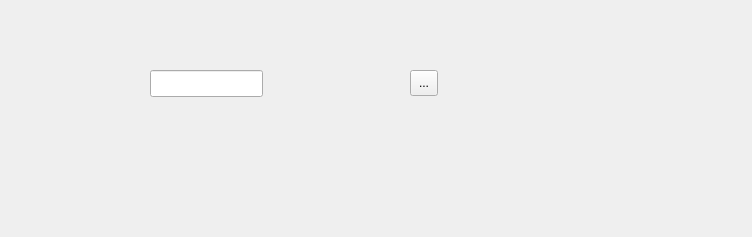
Old version of the form Component/downloadsoft.ui in the repository honoka-lover/NokaChat.
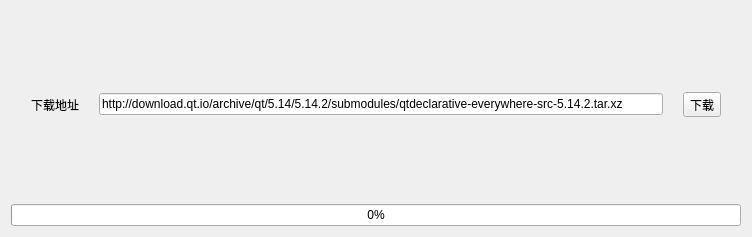
New version of the form.

Commit message: 添加多线程下载界面

The edit to the form file:
```diff
--- a/Component/downloadsoft.ui
+++ b/Component/downloadsoft.ui
@@ -13,29 +13,68 @@
   <property name="windowTitle">
    <string>Form</string>
   </property>
-  <widget class="QLineEdit" name="lineEdit">
-   <property name="geometry">
-    <rect>
-     <x>150</x>
-     <y>70</y>
-     <width>113</width>
-     <height>27</height>
-    </rect>
-   </property>
-  </widget>
-  <widget class="QToolButton" name="toolButton">
-   <property name="geometry">
-    <rect>
-     <x>410</x>
-     <y>70</y>
-     <width>28</width>
-     <height>26</height>
-    </rect>
-   </property>
-   <property name="text">
-    <string>...</string>
-   </property>
-  </widget>
+  <layout class="QVBoxLayout" name="verticalLayout">
+   <item>
+    <widget class="QFrame" name="frame">
+     <property name="styleSheet">
+      <string notr="true">QFrame#frame{
+	border-style:flat;
+}</string>
+     </property>
+     <property name="frameShape">
+      <enum>QFrame::StyledPanel</enum>
+     </property>
+     <property name="frameShadow">
+      <enum>QFrame::Raised</enum>
+     </property>
+     <layout class="QHBoxLayout" name="horizontalLayout_2">
+      <property name="spacing">
+       <number>20</number>
+      </property>
+      <property name="leftMargin">
+       <number>20</number>
+      </property>
+      <property name="topMargin">
+       <number>0</number>
+      </property>
+      <property name="rightMargin">
+       <number>20</number>
+      </property>
+      <property name="bottomMargin">
+       <number>0</number>
+      </property>
+      <item>
+       <widget class="QLabel" name="label">
+        <property name="text">
+         <string>下载地址</string>
+        </property>
+       </widget>
+      </item>
+      <item>
+       <widget class="QLineEdit" name="lineEdit">
+        <property name="text">
+         <string>http://download.qt.io/archive/qt/5.14/5.14.2/submodules/qtdeclarative-everywhere-src-5.14.2.tar.xz</string>
+        </property>
+       </widget>
+      </item>
+      <item>
+       <widget class="QToolButton" name="toolButton">
+        <property name="text">
+         <string>下载</string>
+        </property>
+       </widget>
+      </item>
+     </layout>
+    </widget>
+   </item>
+   <item>
+    <widget class="QProgressBar" name="progressBar">
+     <property name="value">
+      <number>0</number>
+     </property>
+    </widget>
+   </item>
+  </layout>
  </widget>
  <resources/>
  <connections/>
```
The commit also changes 6 other files.
